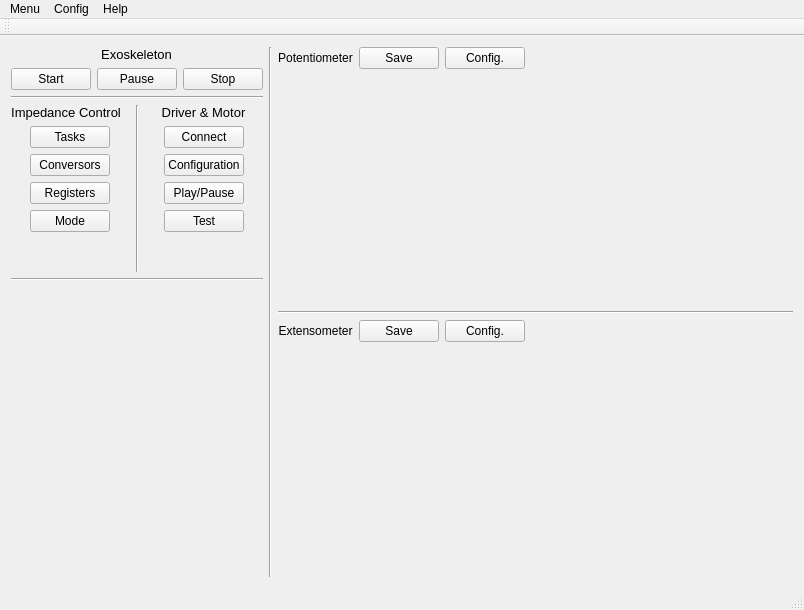
This is mainwindow.ui in dkyabuki/ICT as Qt 5 draws it before an edit. The edited form follows.
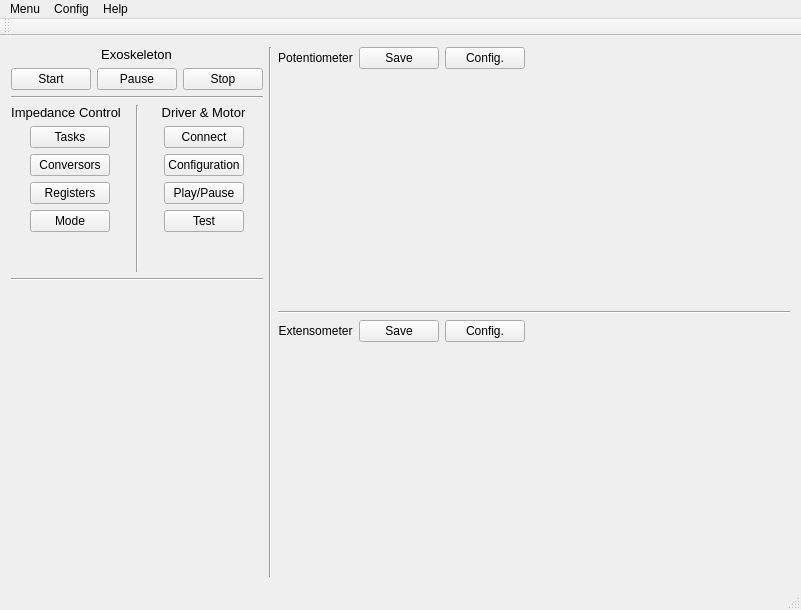
This is the edited form. Custom widgets are drawn as their Qt base class.

Patch:
```diff
--- a/mainwindow.ui
+++ b/mainwindow.ui
@@ -6,7 +6,7 @@
    <rect>
     <x>0</x>
     <y>0</y>
-    <width>804</width>
+    <width>801</width>
     <height>610</height>
    </rect>
   </property>
@@ -460,7 +460,7 @@
     <rect>
      <x>0</x>
      <y>0</y>
-     <width>804</width>
+     <width>801</width>
      <height>21</height>
     </rect>
    </property>
```
